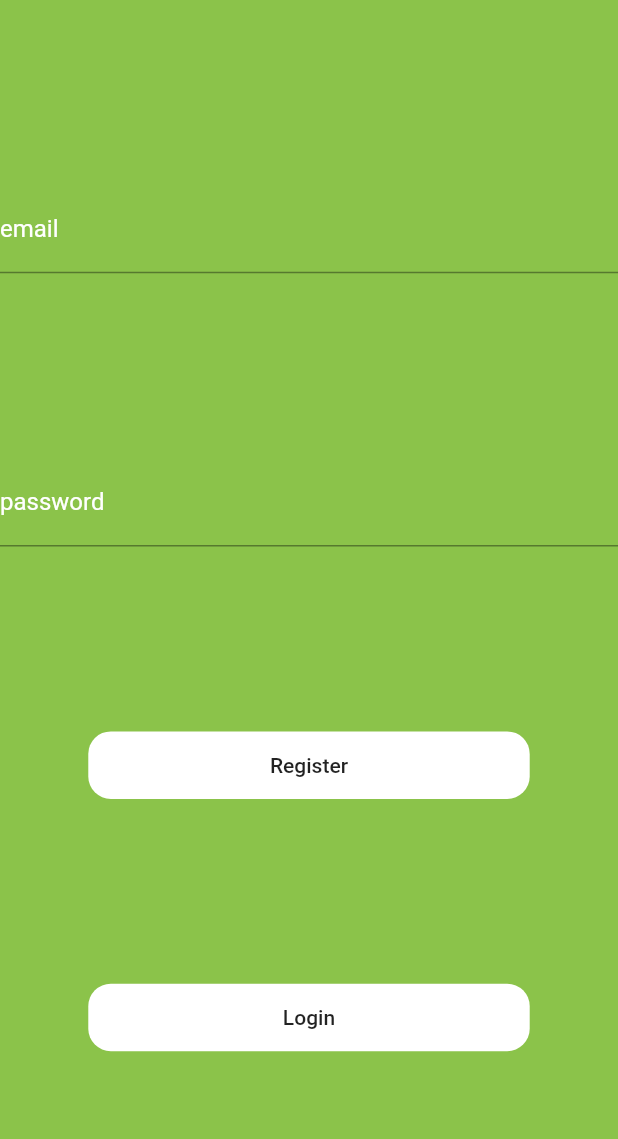
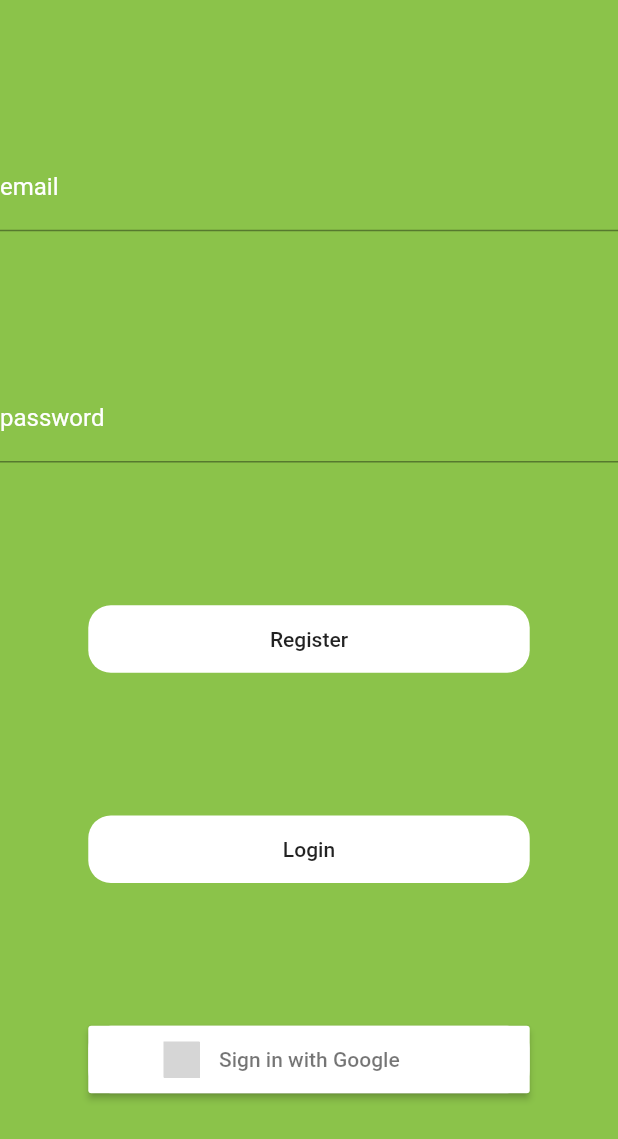
Before and after one commit to jsuderman/workout_app, a Flutter app: the screen it shows after launch, on a phone screen of 412 x 824 dp. Shown: the top 1139 px of the screen. Run offline on Flutter 3.47's test engine with Material 2 defaults, Android fonts, the phone set to English and light mode, and no system bars; our stand-ins replace cloud_firestore, firebase_auth, firebase_core, flutter_signin_button, google_sign_in; accounts and stored records are empty; grey boxes are pictures that could not be loaded.

Commit message:
added signin and logout function with google

```diff
--- a/lib/main.dart
+++ b/lib/main.dart
@@ -1,6 +1,8 @@
+import 'package:firebase_auth/firebase_auth.dart';
 import 'package:firebase_core/firebase_core.dart';
 import 'package:flutter/material.dart';
-//import 'package:cloud_firestore/cloud_firestore.dart';
+import 'package:provider/provider.dart';
+import 'package:workout_app/blocs/auth_bloc.dart';
 import 'package:workout_app/ui/authentication.dart';
 
 void main() async {
@@ -12,9 +14,12 @@ void main() async {
 class MyApp extends StatelessWidget {
   @override
   Widget build(BuildContext context) {
-    return MaterialApp(
-      title: 'Flutter Demo',
-      home: Authentication(),
+    return Provider(
+      create: (context) => AuthBloc(),
+      child: MaterialApp(
+        title: 'Flutter Demo',
+        home: Authentication(),
+      ),
     );
   }
 }
--- /dev/null
+++ b/lib/net/auth_services.dart
@@ -0,0 +1,11 @@
+import 'package:firebase_auth/firebase_auth.dart';
+
+class AuthServices {
+  final _auth = FirebaseAuth.instance;
+
+  Future<UserCredential> signInWithCredential(AuthCredential credential) =>
+      _auth.signInWithCredential(credential);
+
+  Future<void> logout() => _auth.signOut();
+  Stream<User> get currentUser => _auth.authStateChanges();
+}
--- a/lib/ui/authentication.dart
+++ b/lib/ui/authentication.dart
@@ -1,6 +1,9 @@
 import 'package:flutter/material.dart';
+import 'package:provider/provider.dart';
+import 'package:workout_app/blocs/auth_bloc.dart';
 import 'package:workout_app/net/flutterfire.dart';
 import 'package:workout_app/ui/home.dart';
+import 'package:flutter_signin_button/flutter_signin_button.dart';
 
 class Authentication extends StatefulWidget {
   Authentication({Key key}) : super(key: key);
@@ -12,8 +15,25 @@ class Authentication extends StatefulWidget {
 class _AuthenticationState extends State<Authentication> {
   TextEditingController _emailField = TextEditingController();
   TextEditingController _passwordField = TextEditingController();
+
+  @override
+  void initState() {
+    var authBloc = Provider.of<AuthBloc>(context, listen: false);
+    authBloc.currentUser.listen((fbUser) {
+      if (fbUser != null) {
+        Navigator.of(context).pushReplacement(
+          MaterialPageRoute(
+            builder: (context) => Home(),
+          ),
+        );
+      }
+    });
+    super.initState();
+  }
+
   @override
   Widget build(BuildContext context) {
+    final authBloc = Provider.of<AuthBloc>(context);
     return Scaffold(
       body: Container(
         width: MediaQuery.of(context).size.width,
@@ -93,6 +113,18 @@ class _AuthenticationState extends State<Authentication> {
                 child: Text("Login"),
               ),
             ),
+            Container(
+              width: MediaQuery.of(context).size.width / 1.4,
+              height: 45,
+              decoration: BoxDecoration(
+                borderRadius: BorderRadius.circular(15.0),
+                color: Colors.white,
+              ),
+              child: SignInButton(
+                Buttons.Google,
+                onPressed: () => authBloc.loginGoogle(),
+              ),
+            ),
           ],
         ),
       ),
```
Also changed, not shown: lib/blocs/auth_bloc.dart (added, +31 -0 lines), lib/net/firebase_methods.dart (added, +12 -0 lines), lib/net/firebase_repo.dart (added, +8 -0 lines), lib/net/flutterfire.dart (+9 -0 lines), lib/screens/callscreens/call_screens.dart (added, +41 -0 lines), lib/screens/callscreens/pickup/pickup_screen.dart (added, +81 -0 lines), lib/ui/home.dart (+28 -0 lines), lib/utils/call_utils.dart (added, +19 -0 lines), pubspec.yaml (+10 -5 lines), lib/screens/callscreens/pickup/pickup_layout.dart (added), pubspec.lock, 6 other files.
